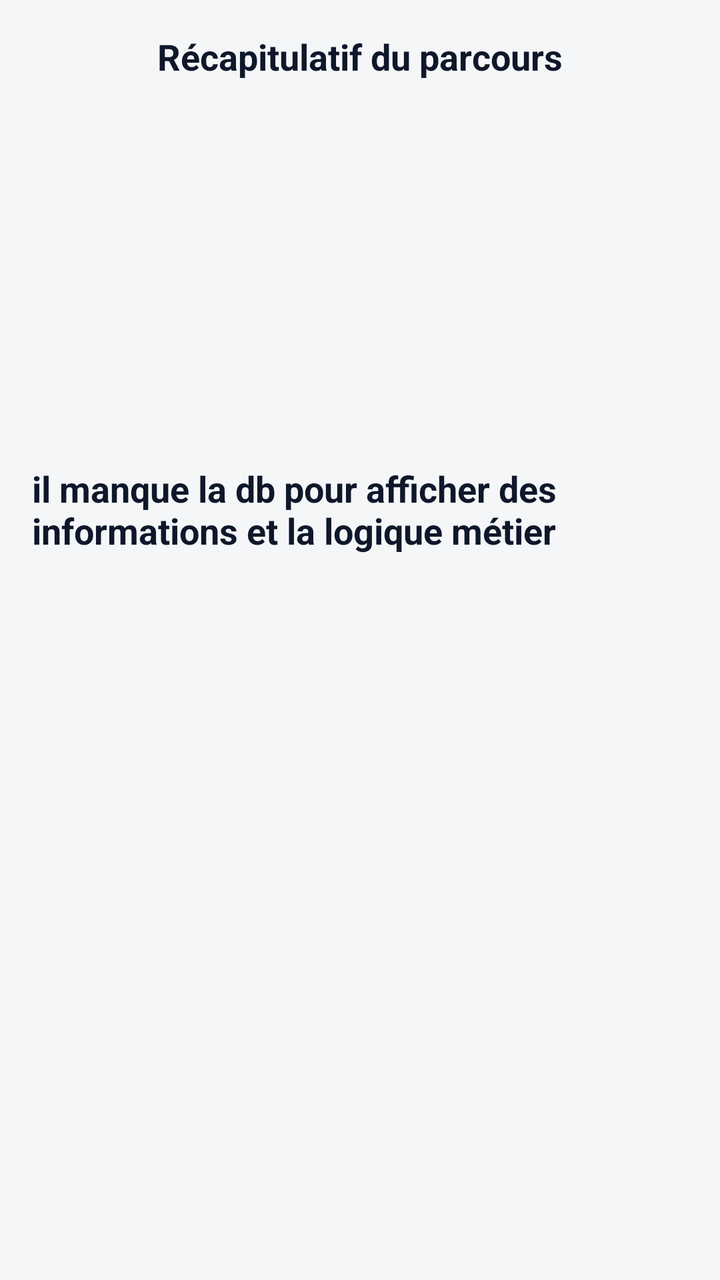
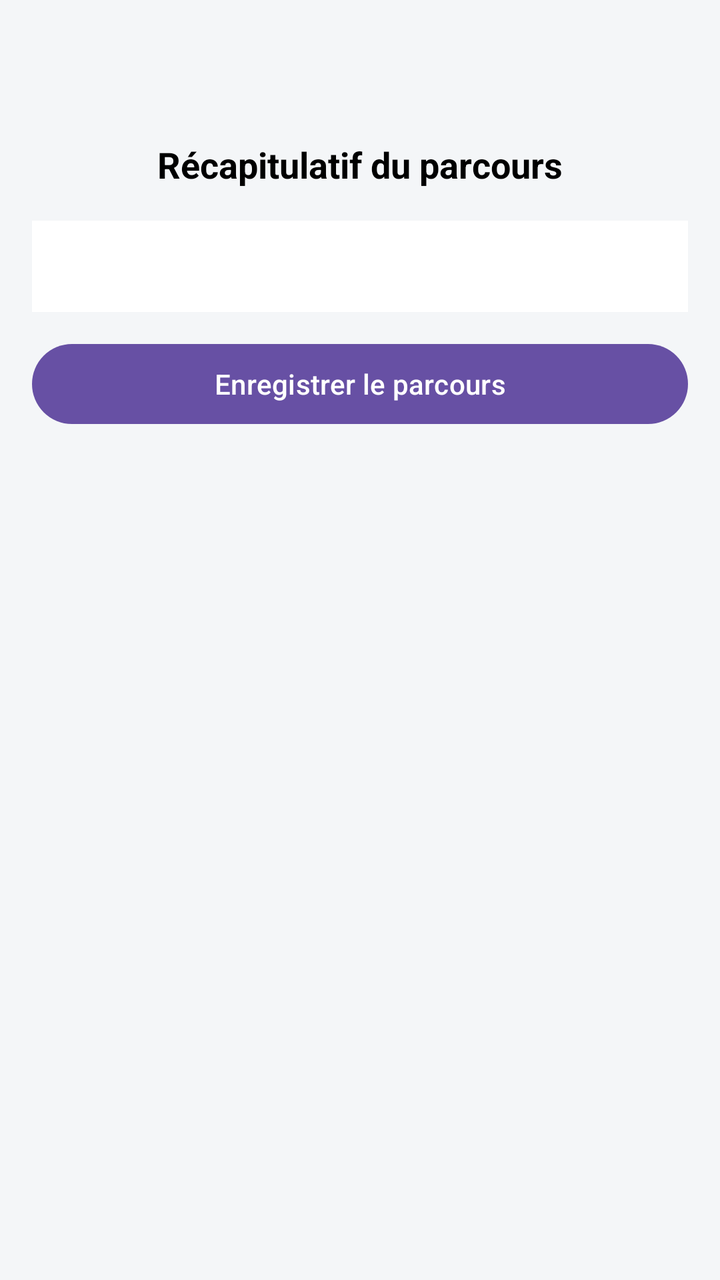

Two renders of the same Android screen: before a commit and after it. Below are the layout's source before the change and the commit's diff.
<!-- AndroidManifest.xml: application theme Theme.Travel_Esteban_kylian -->
<!-- res/layout/activity_travelpath_summary.xml -->
<?xml version="1.0" encoding="utf-8"?>

<LinearLayout xmlns:android="http://schemas.android.com/apk/res/android"
    android:layout_width="match_parent"
    android:layout_height="match_parent"
    android:orientation="vertical"
    android:layout_marginTop="70sp"
    android:padding="16dp"
    android:background="#F4F6F8">

    <TextView
        android:layout_width="wrap_content"
        android:layout_height="wrap_content"
        android:text="Récapitulatif du parcours"
        android:textColor="#0F172A"
        android:textSize="18sp"
        android:textStyle="bold"
        android:layout_gravity="center_horizontal"
        android:layout_marginBottom="20dp"/>

    <TextView
        android:id="@+id/summaryTextView"
        android:layout_width="match_parent"
        android:layout_height="wrap_content"
        android:textSize="16sp"/>

    <ImageView
        android:layout_width="150sp"
        android:layout_height="150sp"
        android:contentDescription="image du lieu"/>



    <TextView
        android:layout_width="wrap_content"
        android:layout_height="wrap_content"
        android:text="il manque la db pour afficher des informations et la logique métier"
        android:textColor="#0F172A"
        android:textSize="18sp"
        android:textStyle="bold"
        android:layout_gravity="center_horizontal"
        android:layout_marginBottom="20dp"/>

</LinearLayout>
<!-- resources referenced by this layout -->
<resources>
  <style name="Theme.Travel_Esteban_kylian" parent="Base.Theme.Travel_Esteban_kylian" />
  <style name="Base.Theme.Travel_Esteban_kylian" parent="Theme.Material3.DayNight.NoActionBar">
          
          
      </style>
</resources>

<!-- the commit's change to res/layout/activity_travelpath_summary.xml (unified diff, before → after) -->
@@ -1,44 +1,53 @@
 <?xml version="1.0" encoding="utf-8"?>
-
-<LinearLayout xmlns:android="http://schemas.android.com/apk/res/android"
+<androidx.core.widget.NestedScrollView xmlns:android="http://schemas.android.com/apk/res/android"
+    xmlns:app="http://schemas.android.com/apk/res-auto"
     android:layout_width="match_parent"
     android:layout_height="match_parent"
-    android:orientation="vertical"
-    android:layout_marginTop="70sp"
-    android:padding="16dp"
-    android:background="#F4F6F8">
+    android:background="#F4F6F8"
+    android:fillViewport="true"
+    android:overScrollMode="always"
+    android:scrollbars="vertical">
 
-    <TextView
-        android:layout_width="wrap_content"
-        android:layout_height="wrap_content"
-        android:text="Récapitulatif du parcours"
-        android:textColor="#0F172A"
-        android:textSize="18sp"
-        android:textStyle="bold"
-        android:layout_gravity="center_horizontal"
-        android:layout_marginBottom="20dp"/>
-
-    <TextView
-        android:id="@+id/summaryTextView"
+    <LinearLayout
         android:layout_width="match_parent"
         android:layout_height="wrap_content"
-        android:textSize="16sp"/>
+        android:orientation="vertical"
+        android:paddingStart="16dp"
+        android:paddingTop="70dp"
+        android:paddingEnd="16dp"
+        android:paddingBottom="16dp">
 
-    <ImageView
-        android:layout_width="150sp"
-        android:layout_height="150sp"
-        android:contentDescription="image du lieu"/>
+        <TextView
+            android:layout_width="wrap_content"
+            android:layout_height="wrap_content"
+            android:layout_gravity="center_horizontal"
+            android:layout_marginBottom="16dp"
+            android:text="@string/r_capitulatif_du_parcours"
+            android:textColor="#000000"
+            android:textSize="18sp"
+            android:textStyle="bold" />
 
+        <LinearLayout
+            android:id="@+id/pathCardsContainer"
+            android:layout_width="match_parent"
+            android:layout_height="wrap_content"
+            android:orientation="vertical" />
 
+        <TextView
+            android:id="@+id/summaryTextView"
+            android:layout_width="match_parent"
+            android:layout_height="wrap_content"
+            android:background="#FFFFFF"
+            android:padding="12dp"
+            android:textColor="#000000"
+            android:textSize="16sp" />
 
-    <TextView
-        android:layout_width="wrap_content"
-        android:layout_height="wrap_content"
-        android:text="il manque la db pour afficher des informations et la logique métier"
-        android:textColor="#0F172A"
-        android:textSize="18sp"
-        android:textStyle="bold"
-        android:layout_gravity="center_horizontal"
-        android:layout_marginBottom="20dp"/>
+        <Button
+            android:id="@+id/saveTravelPathButton"
+            android:layout_width="match_parent"
+            android:layout_height="wrap_content"
+            android:layout_marginTop="12dp"
+            android:text="@string/travelpath_save_button" />
 
-</LinearLayout>
+    </LinearLayout>
+</androidx.core.widget.NestedScrollView>
<!-- resource entries referenced after the edit -->
@@ -1,5 +1,7 @@
 <!-- resources referenced by this layout -->
 <resources>
+  <string name="r_capitulatif_du_parcours">Récapitulatif du parcours</string>
+  <string name="travelpath_save_button">Enregistrer le parcours</string>
   <style name="Theme.Travel_Esteban_kylian" parent="Base.Theme.Travel_Esteban_kylian" />
   <style name="Base.Theme.Travel_Esteban_kylian" parent="Theme.Material3.DayNight.NoActionBar">
           
